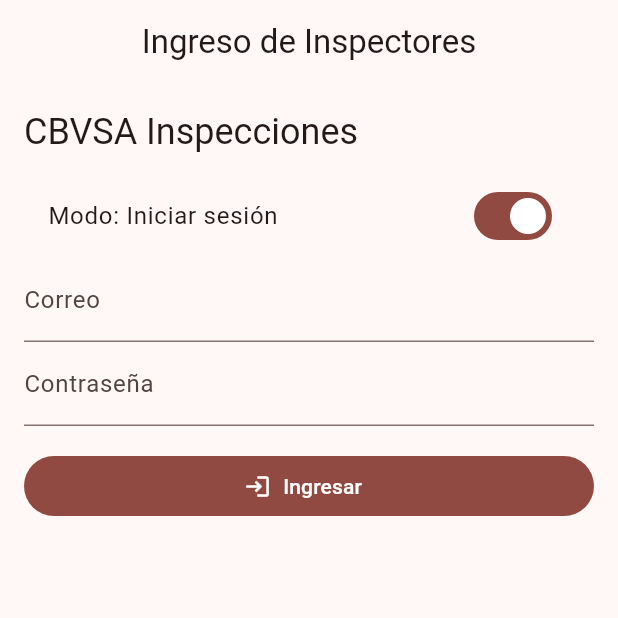
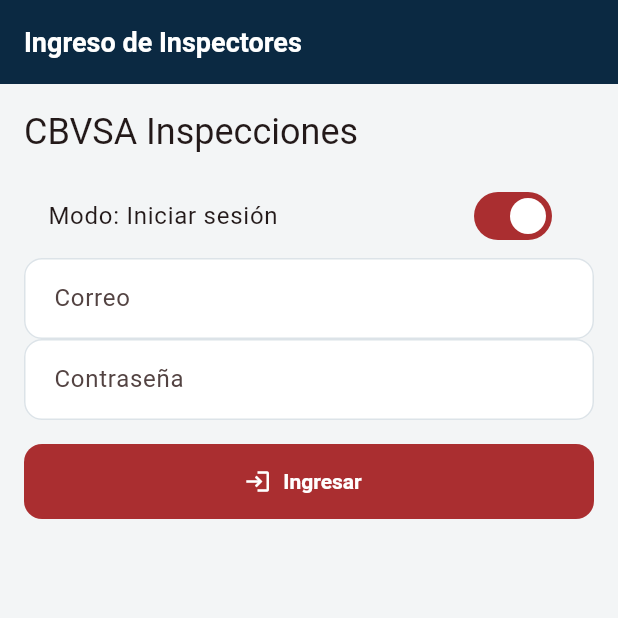
Before and after one commit to ranger22ss/cbvsa_inspecciones, a Flutter app: the screen it shows after launch, on a phone screen of 412 x 824 dp, the top half of it. Run offline on Flutter 3.47's test engine with Material 3 defaults, Android fonts, the phone set to English and light mode, and no system bars; our stand-ins replace flutter_riverpod, go_router, image_picker, package_info_plus, pdf, printing and 1 more; accounts and stored records are empty.

Commit message:
Renueva el tema institucional

```diff
--- a/lib/core/app_theme.dart
+++ b/lib/core/app_theme.dart
@@ -1,17 +1,54 @@
 import 'package:flutter/material.dart';
 
 ThemeData buildAppTheme(Brightness brightness) {
+  const navy = Color(0xFF0B2942);
+  const red = Color(0xFFAA2E30);
+  const gold = Color(0xFFD7A64D);
+  final dark = brightness == Brightness.dark;
   final scheme = ColorScheme.fromSeed(
-    seedColor: Colors.red,
+    seedColor: red,
     brightness: brightness,
+    primary: dark ? const Color(0xFFE16B6B) : red,
+    secondary: dark ? const Color(0xFFEDC77F) : gold,
+    surface: dark ? const Color(0xFF111B24) : Colors.white,
   );
+  final border = dark ? const Color(0xFF34424E) : const Color(0xFFDCE3E8);
+
   return ThemeData(
     colorScheme: scheme,
     useMaterial3: true,
+    scaffoldBackgroundColor: dark ? const Color(0xFF0B1117) : const Color(0xFFF3F5F6),
+    fontFamily: 'Roboto',
+    visualDensity: VisualDensity.standard,
     appBarTheme: AppBarTheme(
-      centerTitle: true,
-      backgroundColor: scheme.surface,
-      foregroundColor: scheme.onSurface,
+      centerTitle: false,
+      elevation: 0,
+      scrolledUnderElevation: 1,
+      backgroundColor: dark ? const Color(0xFF0D2131) : navy,
+      foregroundColor: Colors.white,
+      titleTextStyle: const TextStyle(fontSize: 18, fontWeight: FontWeight.w700, color: Colors.white),
+      iconTheme: const IconThemeData(color: Colors.white),
     ),
+    cardTheme: CardThemeData(
+      elevation: 0,
+      color: scheme.surface,
+      margin: EdgeInsets.zero,
+      shape: RoundedRectangleBorder(side: BorderSide(color: border), borderRadius: BorderRadius.circular(18)),
+    ),
+    inputDecorationTheme: InputDecorationTheme(
+      filled: true,
+      fillColor: dark ? const Color(0xFF17232D) : Colors.white,
+      contentPadding: const EdgeInsets.symmetric(horizontal: 16, vertical: 15),
+      border: OutlineInputBorder(borderRadius: BorderRadius.circular(12), borderSide: BorderSide(color: border)),
+      enabledBorder: OutlineInputBorder(borderRadius: BorderRadius.circular(12), borderSide: BorderSide(color: border)),
+      focusedBorder: OutlineInputBorder(borderRadius: BorderRadius.circular(12), borderSide: BorderSide(color: scheme.primary, width: 1.6)),
+      labelStyle: TextStyle(color: scheme.onSurfaceVariant),
+    ),
+    filledButtonTheme: FilledButtonThemeData(style: FilledButton.styleFrom(minimumSize: const Size(0, 50), shape: RoundedRectangleBorder(borderRadius: BorderRadius.circular(12)), textStyle: const TextStyle(fontWeight: FontWeight.w700))),
+    outlinedButtonTheme: OutlinedButtonThemeData(style: OutlinedButton.styleFrom(minimumSize: const Size(0, 50), shape: RoundedRectangleBorder(borderRadius: BorderRadius.circular(12)), side: BorderSide(color: border), textStyle: const TextStyle(fontWeight: FontWeight.w700))),
+    floatingActionButtonTheme: FloatingActionButtonThemeData(backgroundColor: scheme.primary, foregroundColor: scheme.onPrimary, shape: RoundedRectangleBorder(borderRadius: BorderRadius.circular(16))),
+    dividerTheme: DividerThemeData(color: border, thickness: 1),
+    snackBarTheme: SnackBarThemeData(behavior: SnackBarBehavior.floating, shape: RoundedRectangleBorder(borderRadius: BorderRadius.circular(12))),
+    navigationBarTheme: NavigationBarThemeData(backgroundColor: scheme.surface, indicatorColor: scheme.primaryContainer),
   );
 }
```
